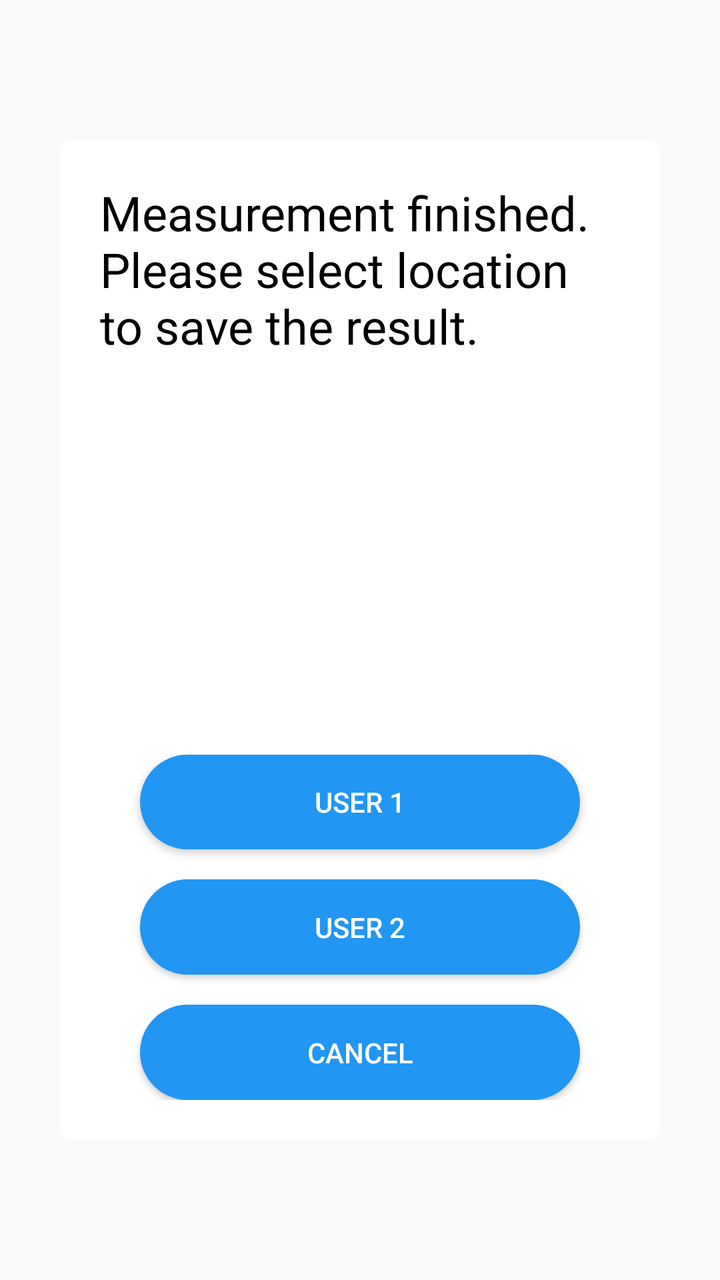
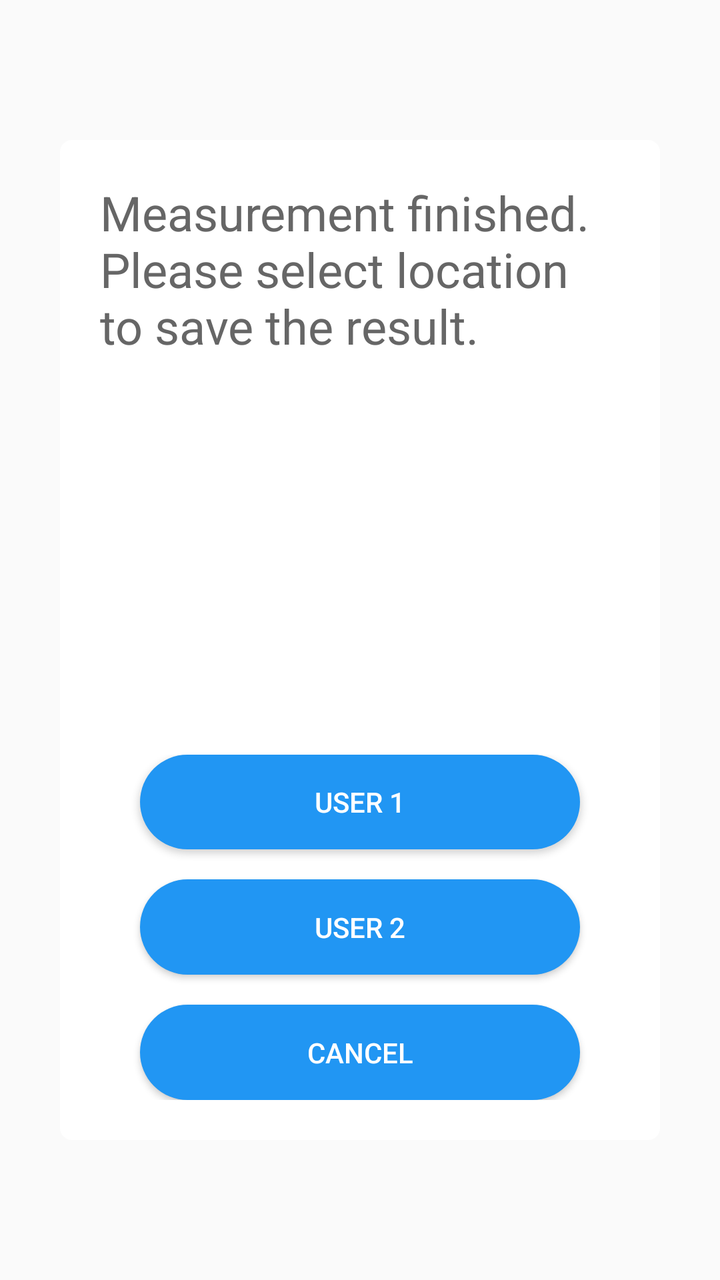

Before-and-after screenshots of an Android layout around one commit, followed by the original layout XML and the change that was made.
<!-- AndroidManifest.xml: application theme Theme.RoomEqualizer -->
<!-- res/layout/popup_layout3.xml -->
<?xml version="1.0" encoding="utf-8"?>
<LinearLayout xmlns:android="http://schemas.android.com/apk/res/android"
    xmlns:app="http://schemas.android.com/apk/res-auto"
    android:layout_width="match_parent"
    android:layout_height="match_parent"
    android:gravity="center"
    android:orientation="vertical">

    <LinearLayout
        android:layout_width="300dp"
        android:layout_height="500dp"
        android:background="@drawable/bg_popup_white"
        android:orientation="vertical"
        android:padding="20dp">

        <LinearLayout
            android:layout_width="match_parent"
            android:layout_height="0dp"
            android:layout_weight="5"
            android:orientation="horizontal">

            <TextView
                android:id="@+id/tvMessage"
                android:layout_width="match_parent"
                android:layout_height="wrap_content"
                android:text="@string/noti_finished_measurement"
                android:textColor="@color/black"
                android:textSize="24sp" />
        </LinearLayout>

        <LinearLayout
            android:layout_width="match_parent"
            android:layout_height="0dp"
            android:layout_weight="3"
            android:orientation="vertical">

            <android.widget.Button
                android:id="@+id/btnUser1"
                android:layout_width="match_parent"
                android:layout_height="0dp"
                android:layout_marginLeft="20dp"
                android:layout_marginRight="20dp"
                android:layout_marginBottom="10dp"
                android:layout_weight="1"
                android:background="@drawable/bg_button"
                android:text="@string/eq_user1"
                android:textColor="@color/btn_text_color" />

            <android.widget.Button
                android:id="@+id/btnUser2"
                android:layout_width="match_parent"
                android:layout_height="0dp"
                android:layout_marginLeft="20dp"
                android:layout_marginTop="5dp"
                android:layout_marginRight="20dp"
                android:layout_marginBottom="5dp"
                android:layout_weight="1"
                android:background="@drawable/bg_button"
                android:text="@string/eq_user2"
                android:textColor="@color/btn_text_color" />

            <android.widget.Button
                android:id="@+id/btnCancel"
                android:layout_width="match_parent"
                android:layout_height="0dp"
                android:layout_marginLeft="20dp"
                android:layout_marginTop="10dp"
                android:layout_marginRight="20dp"
                android:layout_weight="1"
                android:background="@drawable/bg_button"
                android:text="@string/cancel"
                android:textColor="@color/btn_text_color" />
        </LinearLayout>

    </LinearLayout>

</LinearLayout>
<!-- resources referenced by this layout -->
<resources>
  <color name="black">#FF000000</color>
  <color name="btn_text_color">#FFFFFFFF</color>
  <!-- drawable bg_button (drawable) -->
  <?xml version="1.0" encoding="utf-8"?>
  <selector xmlns:android="http://schemas.android.com/apk/res/android">
  
      
      <item android:state_pressed="true">
          <shape android:shape="rectangle">
              <solid android:color="#2196F3" /> 
              <corners android:radius="24dp" /> 
          </shape>
      </item>
  
      
      <item>
          <shape android:shape="rectangle">
              <solid android:color="#2196F3" /> 
              <corners android:radius="24dp" /> 
          </shape>
      </item>
  
  </selector>
  <!-- drawable bg_popup_white (drawable) -->
  <?xml version="1.0" encoding="utf-8"?>
  <selector xmlns:android="http://schemas.android.com/apk/res/android">
  
      <item android:state_pressed="true">
          <shape android:shape="rectangle">
              <solid android:color="#FFFFFFFF" /> 
              <corners android:radius="6dp" /> 
          </shape>
      </item>
  
      <item>
          <shape android:shape="rectangle">
              <solid android:color="#FFFFFFFF" /> 
              <corners android:radius="6dp" /> 
          </shape>
      </item>
  
  </selector>
  <string name="cancel">CANCEL</string>
  <string name="eq_user1">User 1</string>
  <string name="eq_user2">User 2</string>
  <string name="noti_finished_measurement">Measurement finished. Please select location to save the result.</string>
  <style name="Theme.RoomEqualizer" parent="Theme.AppCompat.DayNight.NoActionBar">
          
          <item name="colorPrimary">@color/purple_500</item>
          <item name="colorPrimaryDark">@color/purple_700</item>
          <item name="colorAccent">@color/teal_200</item>
      </style>
  <color name="purple_500">#FF6200EE</color>
  <color name="purple_700">#FF3700B3</color>
  <color name="teal_200">#FF03DAC5</color>
</resources>

<!-- the commit's change to res/layout/popup_layout3.xml (unified diff, before → after) -->
@@ -24,7 +24,7 @@
                 android:layout_width="match_parent"
                 android:layout_height="wrap_content"
                 android:text="@string/noti_finished_measurement"
-                android:textColor="@color/black"
+                android:textColor="@color/gray"
                 android:textSize="24sp" />
         </LinearLayout>
 
<!-- resource entries referenced after the edit -->
@@ -1,7 +1,7 @@
 <!-- resources referenced by this layout -->
 <resources>
-  <color name="black">#FF000000</color>
   <color name="btn_text_color">#FFFFFFFF</color>
+  <color name="gray">#FF666666</color>
   <!-- drawable bg_button (drawable) -->
   <?xml version="1.0" encoding="utf-8"?>
   <selector xmlns:android="http://schemas.android.com/apk/res/android">
